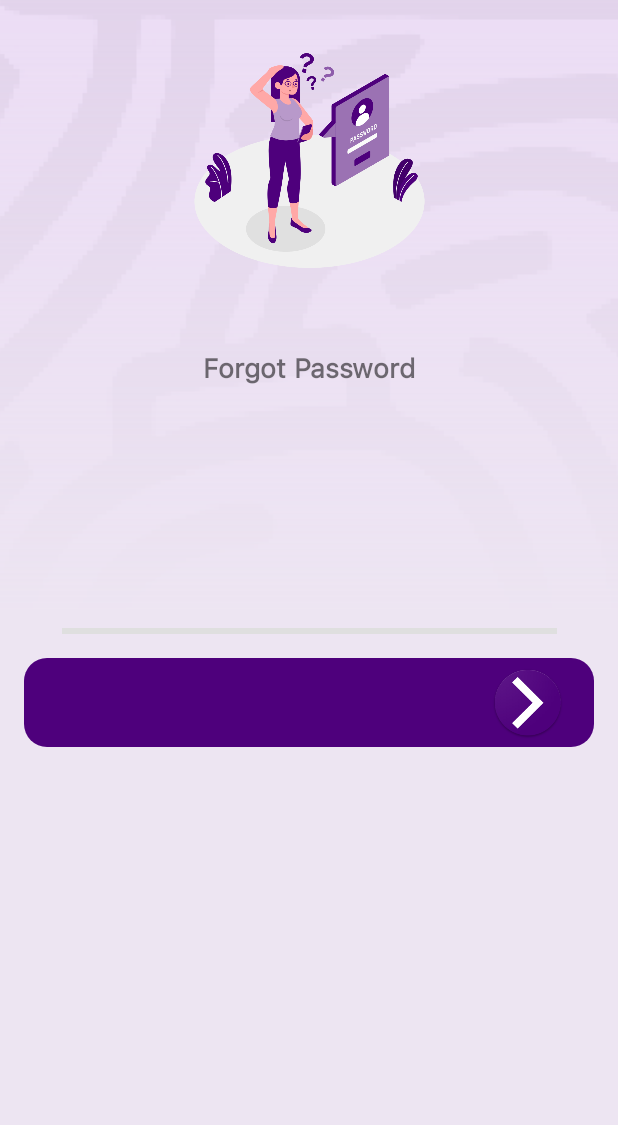
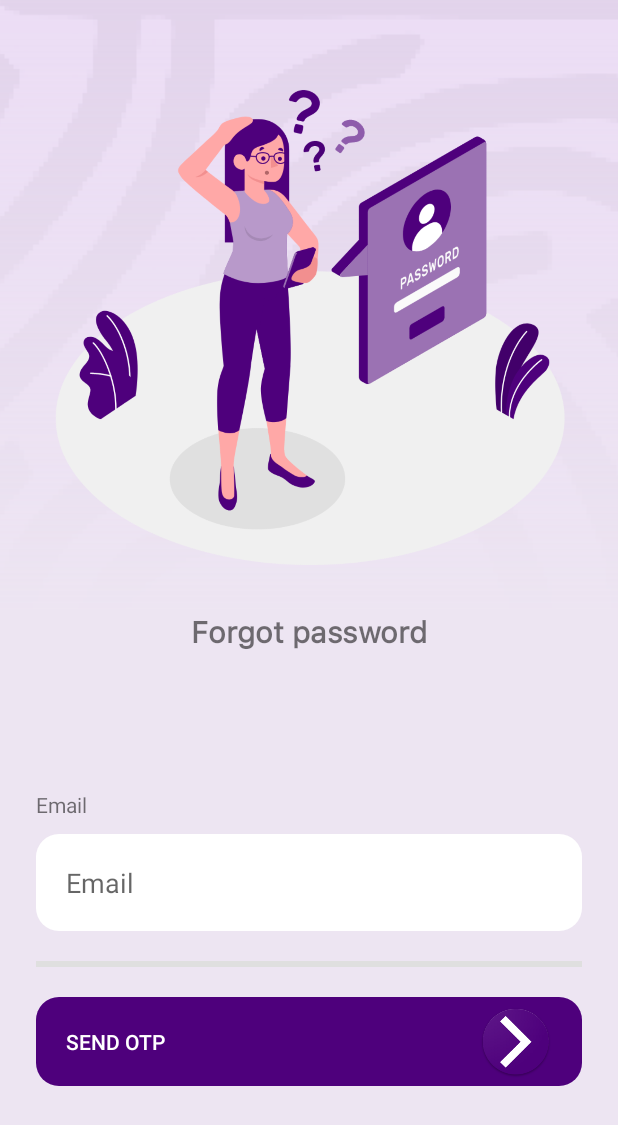
Before and after one commit to Festusyuma-LTD/glaid-customer, an Android app: the layout activity_forgot_password_otp.xml on its own in the app's theme, with its tools: preview values and no code run, on a phone screen of 412 x 824 dp. Shown: the top 1125 px of the screen. Run offline under Robolectric (Android 15) with nearby library versions, the phone set to English and light mode, and no system bars; Roboto replaces fonts that are not available here.

Commit message:
send reset password otp view fix

```diff
--- a/app/src/main/java/festusyuma/com/glaid/ForgotPasswordActivity.kt
+++ b/app/src/main/java/festusyuma/com/glaid/ForgotPasswordActivity.kt
@@ -22,8 +22,8 @@ class ForgotPasswordActivity : AppCompatActivity() {
         }
     }
     fun getOtpTypeMethod(view: View){
-        if (otpChoice !== "") {
-            var getOtpIntent = Intent(this, ForgotPasswordOtpOptionsActivity::class.java)
+        if (otpChoice != "") {
+            val getOtpIntent = Intent(this, ForgotPasswordOtpOptionsActivity::class.java)
             getOtpIntent.putExtra(EXTRA_FORGOT_PASSWORD_CHOICE, otpChoice)
             startActivity(getOtpIntent)
         } else {
--- a/app/src/main/java/festusyuma/com/glaid/ForgotPasswordOtpOptionsActivity.kt
+++ b/app/src/main/java/festusyuma/com/glaid/ForgotPasswordOtpOptionsActivity.kt
@@ -1,50 +1,49 @@
 package festusyuma.com.glaid
 
 import android.content.Intent
+import android.os.Build
 import android.os.Bundle
+import android.text.InputType
 import android.view.View
 import androidx.appcompat.app.AppCompatActivity
-import androidx.constraintlayout.widget.ConstraintLayout
-import androidx.constraintlayout.widget.ConstraintSet
-import kotlinx.android.synthetic.main.activity_forgot_password.*
 import kotlinx.android.synthetic.main.activity_forgot_password_otp.*
 
 
 class ForgotPasswordOtpOptionsActivity : AppCompatActivity() {
+
     lateinit var otpChoice : String
+
     override fun onCreate(savedInstanceState: Bundle?) {
         super.onCreate(savedInstanceState)
         setContentView(R.layout.activity_forgot_password_otp)
 
-        otpChoice = intent.getStringExtra(EXTRA_FORGOT_PASSWORD_CHOICE)
-        var otpText = if (otpChoice == "email") "Email" else "Phone number"
-//        println(":::::: $otpText :::::::")
-        forgotPasswordText.text = "Please enter the $otpText associated with your account below"
-        inputLabeId.text = otpText
-        this.toggleInputFields()
-        this.setConstrantOnButton()
+        val choice = intent.getStringExtra(EXTRA_FORGOT_PASSWORD_CHOICE)
+        if (choice == null) finish() else otpChoice = choice
+        formatInput()
     }
 
-    private fun toggleInputFields(){
+    private fun formatInput() {
+        val inputLabel = if (otpChoice == "email") "Email" else "Phone number"
+        forgotPasswordIntroText.text = getString(R.string.reset_password_intro_text).format(inputLabel)
+        getOtpInputLabel.text = inputLabel
+
         if (otpChoice == "email") {
-            emailInputId.visibility = View.VISIBLE
-            numberInputId.visibility = View.GONE
-        } else if (otpChoice == "phone") {
-            emailInputId.visibility = View.GONE
-            numberInputId.visibility = View.VISIBLE
+            getOtpInput.inputType = InputType.TYPE_TEXT_VARIATION_EMAIL_ADDRESS
+            getOtpInput.inputType
+            getOtpInput.setHint(R.string.email_input_label)
+            if (Build.VERSION.SDK_INT >= Build.VERSION_CODES.O) {
+                getOtpInput.setAutofillHints(getString(R.string.email_input_label))
+            }
+        }else {
+            getOtpInput.inputType = InputType.TYPE_CLASS_PHONE
+            getOtpInput.inputType
+            getOtpInput.setHint(R.string.phone_number_input_label)
+            if (Build.VERSION.SDK_INT >= Build.VERSION_CODES.O) {
+                getOtpInput.setAutofillHints(getString(R.string.phone_number_input_label))
+            }
         }
     }
 
-    fun setConstrantOnButton(){
-        val params = dividerLine.layoutParams as ConstraintLayout.LayoutParams
-        if (otpChoice == "email") {
-            params.topToBottom = emailInputId.id
-            forgotOtpButton.text = "Send Email"
-        } else if (otpChoice == "phone") {
-            params.topToBottom = numberInputId.id
-            forgotOtpButton.text = "Send Otp"
-        }
-    }
     fun getOtpMethod(view: View) {
         if (otpChoice != "") {
             val getOtpIntent = Intent(this, ForgotPassOtpFinalScreenActivity::class.java)
--- a/app/src/main/res/layout/activity_forgot_password.xml
+++ b/app/src/main/res/layout/activity_forgot_password.xml
@@ -42,7 +42,8 @@
             app:layout_constraintStart_toStartOf="parent"
             app:layout_constraintTop_toTopOf="parent"
             app:layout_constraintBottom_toTopOf="@+id/introTitle"
-            app:srcCompat="@drawable/forgot_password" />
+            app:srcCompat="@drawable/forgot_password"
+            android:contentDescription="@string/forgot_password_intro_title" />
 
         <TextView
             android:id="@+id/introTitle"
--- a/app/src/main/res/layout/activity_forgot_password_otp.xml
+++ b/app/src/main/res/layout/activity_forgot_password_otp.xml
@@ -34,122 +34,103 @@
 
         <ImageView
             android:id="@+id/imageView7"
-            android:layout_width="wrap_content"
-            android:layout_height="150dp"
-            android:layout_marginTop="32dp"
+            android:layout_width="0dp"
+            android:layout_height="0dp"
+            android:layout_marginHorizontal="10dp"
+            android:layout_marginTop="50dp"
+            android:layout_marginBottom="20dp"
             app:layout_constraintEnd_toEndOf="parent"
-            app:layout_constraintHorizontal_bias="0.496"
             app:layout_constraintStart_toStartOf="parent"
             app:layout_constraintTop_toTopOf="parent"
-            app:srcCompat="@drawable/forgot_password" />
+            app:layout_constraintBottom_toTopOf="@+id/forgotPasswordIntroTitle"
+            app:srcCompat="@drawable/forgot_password"
+            android:contentDescription="@string/forgot_password_intro_title" />
 
         <TextView
-            android:id="@+id/textView24"
+            android:id="@+id/forgotPasswordIntroTitle"
             android:layout_width="wrap_content"
             android:layout_height="wrap_content"
-            android:layout_marginTop="50dp"
+            android:layout_marginBottom="20sp"
             android:fontFamily="@font/sfpro"
-            android:text="Forgot Password"
-            android:textSize="18dp"
+            android:text="@string/forgot_password_intro_title"
+            android:textSize="20sp"
             android:textStyle="bold"
             app:layout_constraintEnd_toEndOf="parent"
             app:layout_constraintStart_toStartOf="parent"
-            app:layout_constraintTop_toBottomOf="@+id/imageView7" />
+            app:layout_constraintBottom_toTopOf="@+id/forgotPasswordIntroText" />
 
         <TextView
-            android:id="@+id/forgotPasswordText"
-            android:layout_width="244dp"
-            android:layout_height="66dp"
-            android:layout_marginTop="10dp"
+            android:id="@+id/forgotPasswordIntroText"
+            android:layout_width="match_parent"
+            android:layout_height="wrap_content"
+            android:layout_marginHorizontal="50dp"
+            android:layout_marginBottom="50dp"
             android:fontFamily="@font/sfpro"
             android:gravity="center_horizontal"
             android:singleLine="false"
-            android:textSize="16dp"
+            android:textSize="16sp"
             app:layout_constraintEnd_toEndOf="parent"
             app:layout_constraintStart_toStartOf="parent"
-            app:layout_constraintTop_toBottomOf="@+id/textView24" />
+            app:layout_constraintBottom_toTopOf="@+id/getOtpInputCover" />
 
-        <TextView
-            android:id="@+id/inputLabeId"
-            android:layout_width="wrap_content"
+        <LinearLayout
+            android:id="@+id/getOtpInputCover"
+            android:layout_width="match_parent"
             android:layout_height="wrap_content"
-            android:layout_marginTop="50dp"
+            android:orientation="vertical"
+            android:layout_marginHorizontal="24dp"
+            android:layout_marginBottom="20dp"
+            app:layout_constraintStart_toStartOf="parent"
             app:layout_constraintEnd_toEndOf="parent"
-            app:layout_constraintHorizontal_bias="0.05"
-            app:layout_constraintStart_toStartOf="parent"
-            app:layout_constraintTop_toBottomOf="@+id/forgotPasswordText" />
+            app:layout_constraintBottom_toTopOf="@id/dividerLine" >
 
-        <EditText
-            android:id="@+id/numberInputId"
-            android:layout_width="0dp"
-            android:layout_height="wrap_content"
-            android:layout_marginStart="16dp"
-            android:layout_marginLeft="16dp"
-            android:layout_marginTop="10dp"
-            android:layout_marginEnd="16dp"
-            android:layout_marginRight="16dp"
-            android:background="@drawable/input_drawable"
-            android:ems="10"
-            android:hint="Phone Number"
-            android:inputType="number"
-            android:padding="20dp"
-            android:visibility="gone"
-            app:layout_constraintEnd_toEndOf="parent"
-            app:layout_constraintStart_toStartOf="parent"
-            app:layout_constraintTop_toBottomOf="@+id/inputLabeId" />
+            <TextView
+                android:id="@+id/getOtpInputLabel"
+                android:layout_width="match_parent"
+                android:layout_height="wrap_content"
+                android:layout_marginBottom="10dp"
+                android:text="@string/email_input_label"/>
 
-        <EditText
-            android:id="@+id/emailInputId"
-            android:layout_width="0dp"
-            android:layout_height="wrap_content"
-            android:layout_marginStart="16dp"
-            android:layout_marginLeft="16dp"
-            android:layout_marginTop="10dp"
-            android:layout_marginEnd="16dp"
-            android:layout_marginRight="16dp"
-            android:background="@drawable/input_drawable"
-            android:ems="10"
-            android:hint="Email Address"
-            android:inputType="textEmailAddress"
-            android:padding="20dp"
-            android:visibility="gone"
-            app:layout_constraintEnd_toEndOf="parent"
-            app:layout_constraintStart_toStartOf="parent"
-            app:layout_constraintTop_toBottomOf="@+id/inputLabeId" />
+            <EditText
+                android:id="@+id/getOtpInput"
+                android:layout_width="match_parent"
+                android:layout_height="wrap_content"
+                android:background="@drawable/input_drawable"
+                android:ems="10"
+                android:hint="@string/email_input_label"
+                android:autofillHints="@string/email_input_label"
+                android:inputType="textEmailAddress"
+                android:padding="20dp" />
+        </LinearLayout>
 
         <View
             android:id="@+id/dividerLine"
-            android:layout_width="330dp"
+            android:layout_width="match_parent"
             android:layout_height="4dp"
-            android:layout_marginStart="8dp"
-            android:layout_marginLeft="8dp"
-            android:layout_marginTop="16dp"
-            android:layout_marginEnd="8dp"
-            android:layout_marginRight="8dp"
+            android:layout_marginHorizontal="24dp"
+            android:layout_marginBottom="20dp"
             android:background="#DFDFDF"
             app:layout_constraintEnd_toEndOf="parent"
             app:layout_constraintStart_toStartOf="parent"
-            app:layout_constraintTop_toBottomOf="@+id/numberInputId" />
+            app:layout_constraintBottom_toTopOf="@+id/getOtpButton" />
 
         <Button
-            android:id="@+id/forgotOtpButton"
+            android:id="@+id/getOtpButton"
             android:layout_width="0dp"
             android:layout_height="59dp"
-            android:layout_marginStart="16dp"
-            android:layout_marginLeft="16dp"
-            android:layout_marginTop="16dp"
-            android:layout_marginEnd="16dp"
-            android:layout_marginRight="16dp"
+            android:layout_marginHorizontal="24dp"
+            android:layout_marginBottom="100dp"
+            android:padding="20dp"
             android:background="@drawable/mail_button_drawable"
             android:drawableRight="@mipmap/chevron_right"
+            android:drawableEnd="@mipmap/chevron_right"
             android:gravity="start|center_vertical"
             android:onClick="getOtpMethod"
-            android:padding="20dp"
             android:textColor="#FFFFFF"
+            android:text="@string/get_otp_button_label"
             app:layout_constraintEnd_toEndOf="parent"
-            app:layout_constraintHorizontal_bias="0.0"
             app:layout_constraintStart_toStartOf="parent"
-            app:layout_constraintTop_toBottomOf="@+id/dividerLine" />
+            app:layout_constraintBottom_toBottomOf="parent" />
     </androidx.constraintlayout.widget.ConstraintLayout>
 
 </androidx.constraintlayout.widget.ConstraintLayout>
--- a/app/src/main/res/values/strings.xml
+++ b/app/src/main/res/values/strings.xml
@@ -48,4 +48,6 @@
     <string name="continue_text">Continue</string>
     <string name="forgot_password_intro_text">If you cannot remember your password, we can help. To get started, choose an option below</string>
     <string name="forgot_password_intro_title">Forgot password</string>
+    <string name="reset_password_intro_text">Please enter the %1$s associated with your account below</string>
+    <string name="get_otp_button_label">Send otp</string>
 </resources>
```
